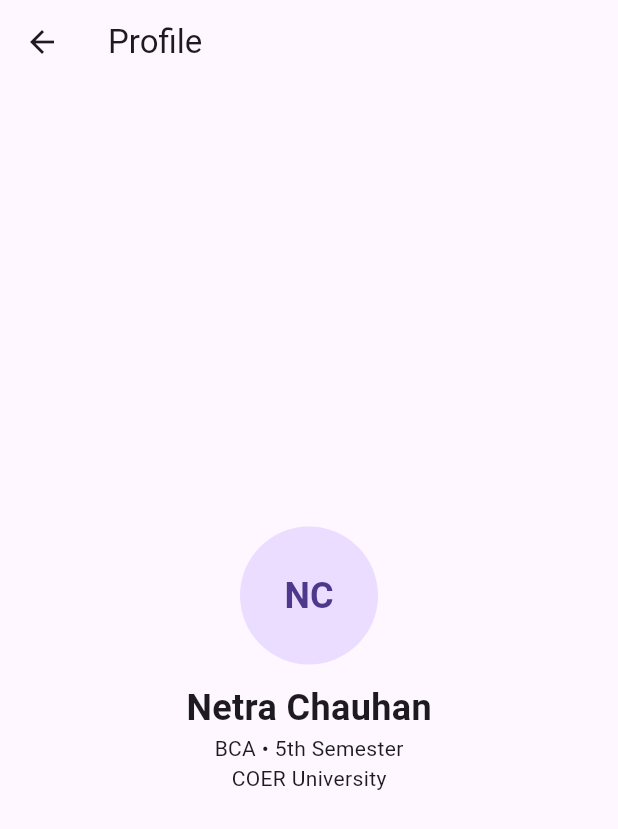
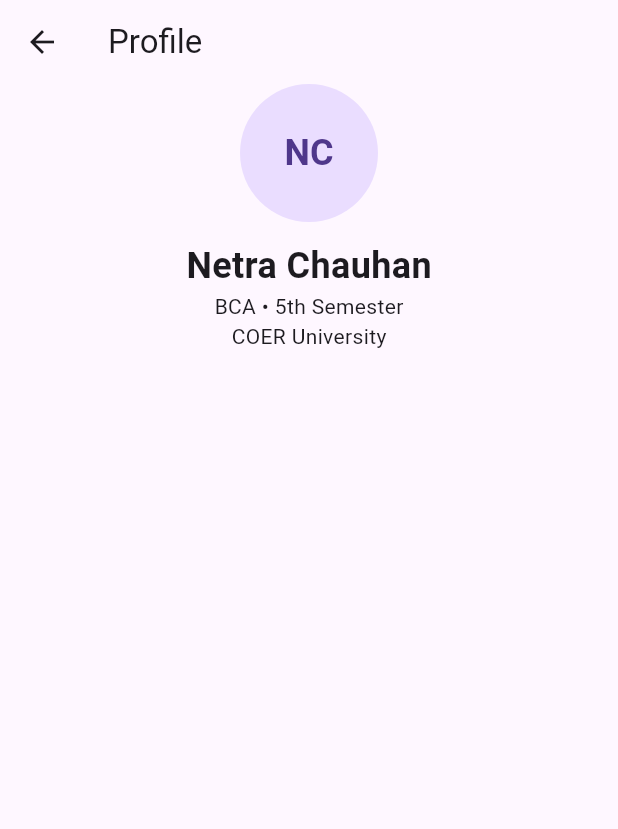
Before and after one commit to NetraChauhan/flutter_lab_sheet_4, a Flutter app: the Profile screen opened directly, on a phone screen of 412 x 824 dp. Shown: the top 829 px of the screen. Run offline on Flutter 3.47's test engine with Material 3 defaults, Android fonts, the phone set to English and light mode, and no system bars.

Commit message:
Remove vertical centering from Program 5

```diff
--- a/lib/program_05.dart
+++ b/lib/program_05.dart
@@ -14,7 +14,7 @@
 }
 class Profile extends StatelessWidget{
  const Profile({super.key});
- Widget build(c)=>Scaffold(appBar:AppBar(title:const Text('Profile')),body:const Center(child:Column(mainAxisSize:MainAxisSize.min,children:[
+ Widget build(c)=>Scaffold(appBar:AppBar(title:const Text('Profile')),body:const Align(alignment:Alignment.topCenter,child:Column(mainAxisSize:MainAxisSize.min,children:[
   CircleAvatar(radius:46,child:Text('NC',style:TextStyle(fontSize:24,fontWeight:FontWeight.bold))),SizedBox(height:12),
   Text('Netra Chauhan',style:TextStyle(fontSize:24,fontWeight:FontWeight.bold)),Text('BCA • 5th Semester'),Text('COER University')
  ])));
```
